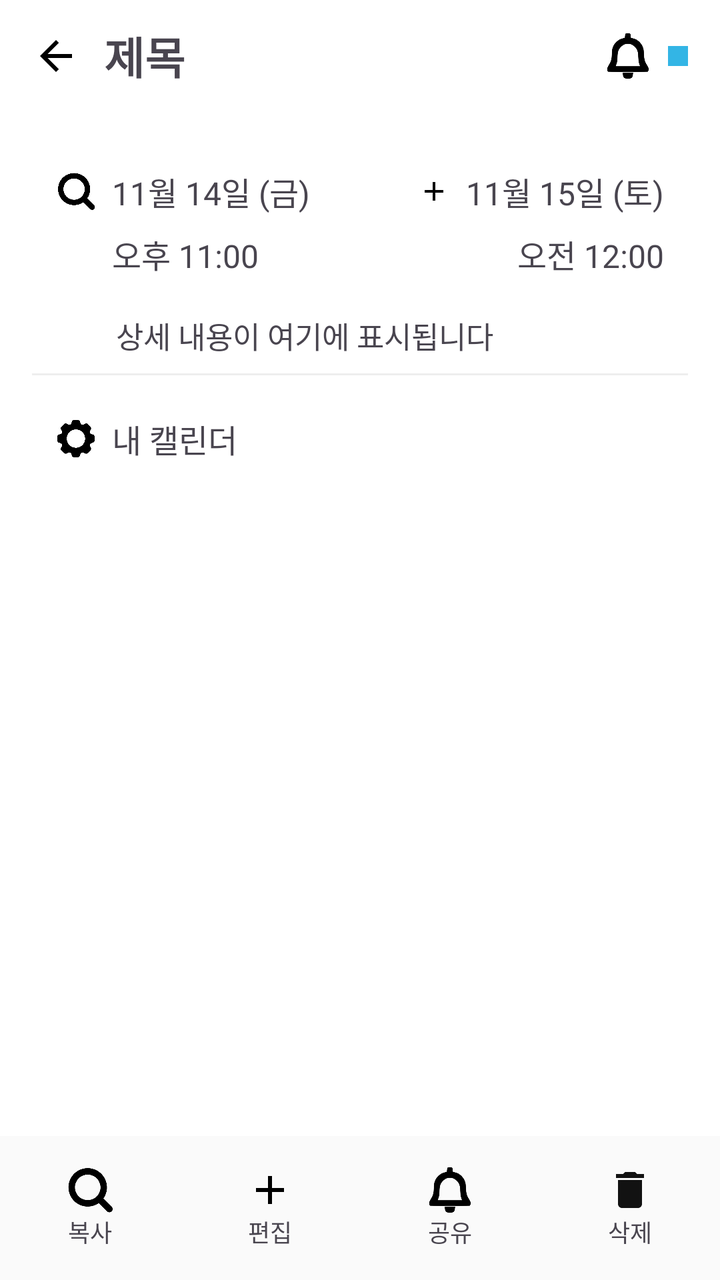
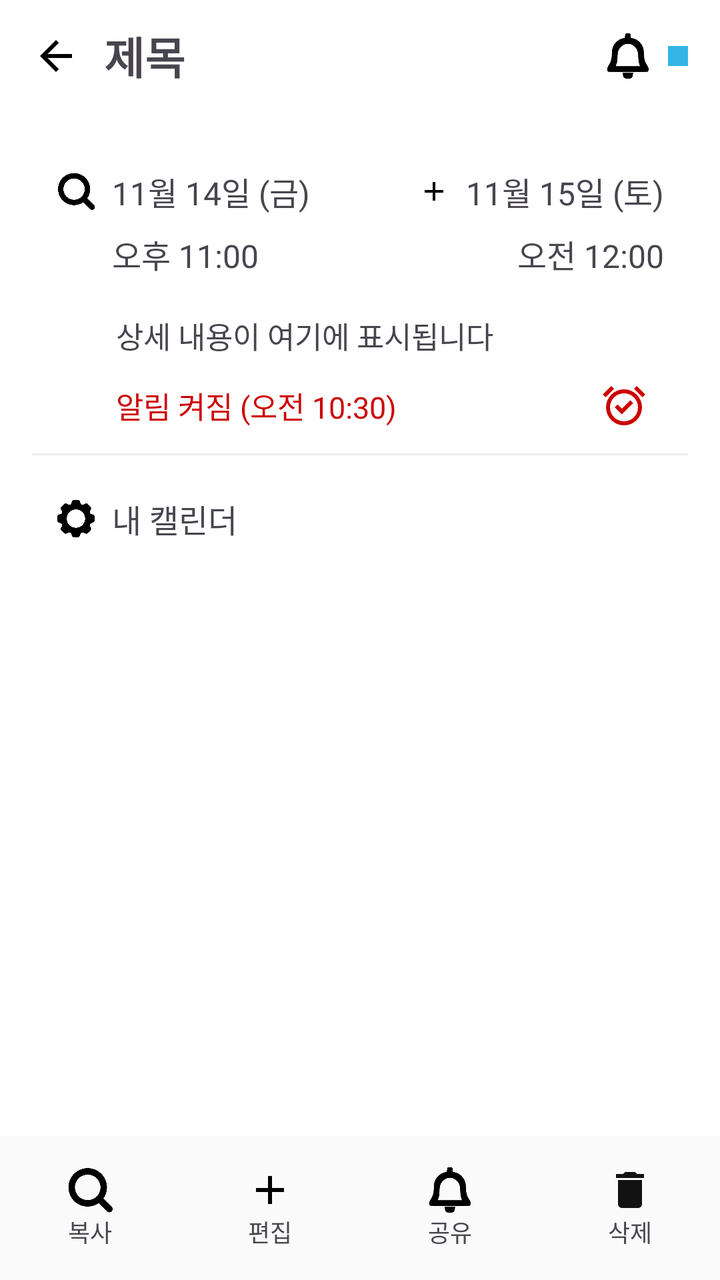

Two renders of the same Android screen: before a commit and after it. Below are the layout's source before the change and the commit's diff.
<!-- AndroidManifest.xml: application theme Theme.MyApplication -->
<!-- res/layout/activity_event_detail.xml -->
<?xml version="1.0" encoding="utf-8"?>
<androidx.constraintlayout.widget.ConstraintLayout
    xmlns:android="http://schemas.android.com/apk/res/android"
    xmlns:app="http://schemas.android.com/apk/res-auto"
    android:layout_width="match_parent"
    android:layout_height="match_parent"
    android:background="@android:color/white">

    
    <LinearLayout
        android:id="@+id/topBar"
        android:layout_width="0dp"
        android:layout_height="56dp"
        android:orientation="horizontal"
        android:gravity="center_vertical"
        android:paddingStart="12dp"
        android:paddingEnd="12dp"
        app:layout_constraintTop_toTopOf="parent"
        app:layout_constraintStart_toStartOf="parent"
        app:layout_constraintEnd_toEndOf="parent">

        <ImageButton
            android:id="@+id/btnBack"
            android:layout_width="32dp"
            android:layout_height="32dp"
            android:background="?attr/selectableItemBackgroundBorderless"
            android:src="@drawable/ic_back"
            android:contentDescription="뒤로가기" />

        <TextView
            android:id="@+id/tvTitle"
            android:layout_width="0dp"
            android:layout_height="wrap_content"
            android:layout_marginStart="8dp"
            android:layout_weight="1"
            android:text="제목"
            android:textSize="22sp"
            android:textStyle="bold"
            android:singleLine="true"
            android:ellipsize="end" />

        <ImageView
            android:id="@+id/ivEmoji"
            android:layout_width="24dp"
            android:layout_height="24dp"
            android:src="@drawable/ic_bell" />

        <View
            android:id="@+id/colorDot"
            android:layout_width="10dp"
            android:layout_height="10dp"
            android:layout_marginStart="8dp"
            android:layout_marginEnd="4dp"
            android:background="@android:color/holo_blue_light" />
    </LinearLayout>

    
    <ScrollView
        android:id="@+id/scrollArea"
        android:layout_width="0dp"
        android:layout_height="0dp"
        app:layout_constraintTop_toBottomOf="@id/topBar"
        app:layout_constraintBottom_toTopOf="@id/bottomBar"
        app:layout_constraintStart_toStartOf="parent"
        app:layout_constraintEnd_toEndOf="parent">

        <LinearLayout
            android:layout_width="match_parent"
            android:layout_height="wrap_content"
            android:orientation="vertical"
            android:padding="16dp">

            
            <LinearLayout
                android:layout_width="match_parent"
                android:layout_height="wrap_content"
                android:orientation="vertical"
                android:padding="12dp">

                
                <LinearLayout
                    android:layout_width="match_parent"
                    android:layout_height="wrap_content"
                    android:orientation="horizontal"
                    android:gravity="center_vertical">

                    <ImageView
                        android:layout_width="20dp"
                        android:layout_height="20dp"
                        android:src="@drawable/ic_search"
                        android:contentDescription="시간" />

                    <TextView
                        android:id="@+id/tvStartDate"
                        android:layout_width="0dp"
                        android:layout_height="wrap_content"
                        android:layout_weight="1"
                        android:layout_marginStart="8dp"
                        android:text="11월 14일 (금)"
                        android:textSize="16sp" />

                    <ImageView
                        android:layout_width="16dp"
                        android:layout_height="16dp"
                        android:src="@drawable/ic_add" />

                    <TextView
                        android:id="@+id/tvEndDate"
                        android:layout_width="wrap_content"
                        android:layout_height="wrap_content"
                        android:layout_marginStart="8dp"
                        android:text="11월 15일 (토)"
                        android:textSize="16sp" />
                </LinearLayout>

                
                <LinearLayout
                    android:layout_width="match_parent"
                    android:layout_height="wrap_content"
                    android:orientation="horizontal"
                    android:paddingTop="8dp">

                    <View
                        android:layout_width="20dp"
                        android:layout_height="1dp" />

                    <TextView
                        android:id="@+id/tvStartTime"
                        android:layout_width="0dp"
                        android:layout_height="wrap_content"
                        android:layout_weight="1"
                        android:layout_marginStart="8dp"
                        android:text="오후 11:00"
                        android:textSize="16sp" />

                    <View
                        android:layout_width="16dp"
                        android:layout_height="1dp" />

                    <TextView
                        android:id="@+id/tvEndTime"
                        android:layout_width="wrap_content"
                        android:layout_height="wrap_content"
                        android:layout_marginStart="8dp"
                        android:text="오전 12:00"
                        android:textSize="16sp" />
                </LinearLayout>
            </LinearLayout>

            
            <TextView
                android:id="@+id/tvDetail"
                android:layout_width="match_parent"
                android:layout_height="wrap_content"
                android:layout_marginTop="6dp"
                android:paddingStart="42dp"
                android:paddingEnd="16dp"
                android:text="상세 내용이 여기에 표시됩니다"
                android:textSize="15sp"
                android:lineSpacingExtra="2dp"
                android:maxLines="5"
                android:ellipsize="end" />

            
            <View
                android:layout_width="match_parent"
                android:layout_height="1dp"
                android:background="#EEEEEE"
                android:layout_marginTop="8dp"
                android:layout_marginBottom="8dp"/>

            
            <LinearLayout
                android:layout_width="match_parent"
                android:layout_height="wrap_content"
                android:orientation="horizontal"
                android:gravity="center_vertical"
                android:padding="12dp">

                <ImageView
                    android:layout_width="20dp"
                    android:layout_height="20dp"
                    android:src="@drawable/ic_setting"
                    android:contentDescription="캘린더" />

                <TextView
                    android:id="@+id/tvCalendarName"
                    android:layout_width="wrap_content"
                    android:layout_height="wrap_content"
                    android:layout_marginStart="8dp"
                    android:text="내 캘린더"
                    android:textSize="16sp" />
            </LinearLayout>

        </LinearLayout>
    </ScrollView>

    
    <LinearLayout
        android:id="@+id/bottomBar"
        android:layout_width="0dp"
        android:layout_height="72dp"
        android:orientation="horizontal"
        android:background="#FAFAFA"
        android:gravity="center"
        app:layout_constraintBottom_toBottomOf="parent"
        app:layout_constraintStart_toStartOf="parent"
        app:layout_constraintEnd_toEndOf="parent">

        <LinearLayout
            android:id="@+id/btnCopy"
            android:layout_width="0dp"
            android:layout_height="match_parent"
            android:layout_weight="1"
            android:orientation="vertical"
            android:gravity="center"
            android:clickable="true"
            android:foreground="?attr/selectableItemBackgroundBorderless">

            <ImageView
                android:layout_width="24dp"
                android:layout_height="24dp"
                android:src="@drawable/ic_search" />

            <TextView
                android:layout_width="wrap_content"
                android:layout_height="wrap_content"
                android:text="복사"
                android:textSize="12sp" />
        </LinearLayout>

        <LinearLayout
            android:id="@+id/btnEdit"
            android:layout_width="0dp"
            android:layout_height="match_parent"
            android:layout_weight="1"
            android:orientation="vertical"
            android:gravity="center"
            android:clickable="true"
            android:foreground="?attr/selectableItemBackgroundBorderless">

            <ImageView
                android:layout_width="24dp"
                android:layout_height="24dp"
                android:src="@drawable/ic_add" />

            <TextView
                android:layout_width="wrap_content"
                android:layout_height="wrap_content"
                android:text="편집"
                android:textSize="12sp" />
        </LinearLayout>

        <LinearLayout
            android:id="@+id/btnShare"
            android:layout_width="0dp"
            android:layout_height="match_parent"
            android:layout_weight="1"
            android:orientation="vertical"
            android:gravity="center"
            android:clickable="true"
            android:foreground="?attr/selectableItemBackgroundBorderless">

            <ImageView
                android:layout_width="24dp"
                android:layout_height="24dp"
                android:src="@drawable/ic_bell" />

            <TextView
                android:layout_width="wrap_content"
                android:layout_height="wrap_content"
                android:text="공유"
                android:textSize="12sp" />
        </LinearLayout>

        <LinearLayout
            android:id="@+id/btnDelete"
            android:layout_width="0dp"
            android:layout_height="match_parent"
            android:layout_weight="1"
            android:orientation="vertical"
            android:gravity="center"
            android:clickable="true"
            android:foreground="?attr/selectableItemBackgroundBorderless">

            <ImageView
                android:layout_width="24dp"
                android:layout_height="24dp"
                android:src="@drawable/baseline_delete_24" />

            <TextView
                android:layout_width="wrap_content"
                android:layout_height="wrap_content"
                android:text="삭제"
                android:textSize="12sp" />
        </LinearLayout>

    </LinearLayout>

</androidx.constraintlayout.widget.ConstraintLayout>
<!-- resources referenced by this layout -->
<resources>
  <!-- drawable baseline_delete_24 (drawable) -->
  <vector xmlns:android="http://schemas.android.com/apk/res/android" android:alpha="0.93" android:height="24dp" android:tint="#000000" android:viewportHeight="24" android:viewportWidth="24" android:width="24dp">
        
      <path android:fillColor="@android:color/white" android:pathData="M6,19c0,1.1 0.9,2 2,2h8c1.1,0 2,-0.9 2,-2V7H6v12zM19,4h-3.5l-1,-1h-5l-1,1H5v2h14V4z"/>
      
  </vector>
  <!-- drawable ic_add (drawable) -->
  <vector xmlns:android="http://schemas.android.com/apk/res/android" android:height="24dp" android:tint="#000000" android:viewportHeight="24" android:viewportWidth="24" android:width="24dp">
        
      <path android:fillColor="@android:color/white" android:pathData="M19,13h-6v6h-2v-6H5v-2h6V5h2v6h6v2z"/>
      
  </vector>
  <!-- drawable ic_back (drawable) -->
  <vector xmlns:android="http://schemas.android.com/apk/res/android" android:autoMirrored="true" android:height="24dp" android:tint="#000000" android:viewportHeight="960" android:viewportWidth="960" android:width="24dp">
        
      <path android:fillColor="@android:color/white" android:pathData="M313,520L537,744L480,800L160,480L480,160L537,216L313,440L800,440L800,520L313,520Z"/>
      
  </vector>
  <!-- drawable ic_bell: png bitmap (drawable, 9309 bytes) -->
  <!-- drawable ic_search: png bitmap (drawable, 11589 bytes) -->
  <!-- drawable ic_setting: png bitmap (drawable, 9975 bytes) -->
  <style name="Theme.MyApplication" parent="Theme.Material3.DayNight.NoActionBar">
          
      </style>
</resources>

<!-- the commit's change to res/layout/activity_event_detail.xml (unified diff, before → after) -->
@@ -6,7 +6,6 @@
     android:layout_height="match_parent"
     android:background="@android:color/white">
 
-    
     <LinearLayout
         android:id="@+id/topBar"
         android:layout_width="0dp"
@@ -54,7 +53,6 @@
             android:background="@android:color/holo_blue_light" />
     </LinearLayout>
 
-    
     <ScrollView
         android:id="@+id/scrollArea"
         android:layout_width="0dp"
@@ -70,14 +68,12 @@
             android:orientation="vertical"
             android:padding="16dp">
 
-            
             <LinearLayout
                 android:layout_width="match_parent"
                 android:layout_height="wrap_content"
                 android:orientation="vertical"
                 android:padding="12dp">
 
-                
                 <LinearLayout
                     android:layout_width="match_parent"
                     android:layout_height="wrap_content"
@@ -113,8 +109,8 @@
                         android:textSize="16sp" />
                 </LinearLayout>
 
-                
                 <LinearLayout
+                    android:id="@+id/timeLine"
                     android:layout_width="match_parent"
                     android:layout_height="wrap_content"
                     android:orientation="horizontal"
@@ -147,7 +143,6 @@
                 </LinearLayout>
             </LinearLayout>
 
-            
             <TextView
                 android:id="@+id/tvDetail"
                 android:layout_width="match_parent"
@@ -161,7 +156,34 @@
                 android:maxLines="5"
                 android:ellipsize="end" />
 
-            
+            <LinearLayout
+                android:id="@+id/layoutAlarmSetting"
+                android:layout_width="match_parent"
+                android:layout_height="wrap_content"
+                android:orientation="horizontal"
+                android:gravity="center_vertical"
+                android:layout_marginTop="8dp"
+                android:paddingStart="42dp"
+                android:paddingEnd="16dp">
+
+                <TextView
+                    android:id="@+id/tvAlarmInfo"
+                    android:layout_width="295dp"
+                    android:layout_height="wrap_content"
+                    android:layout_weight="1"
+                    android:text="알림 켜짐 (오전 10:30)"
+                    android:textColor="@android:color/holo_red_dark"
+                    android:textSize="15sp" />
+
+                <ImageButton
+                    android:id="@+id/btnAlarmToggle"
+                    android:layout_width="32dp"
+                    android:layout_height="32dp"
+                    android:background="?attr/selectableItemBackgroundBorderless"
+                    android:contentDescription="알림 끄기 켜기"
+                    android:src="@drawable/outline_alarm_on_24"
+                    app:tint="@android:color/holo_red_dark" />
+            </LinearLayout>
             <View
                 android:layout_width="match_parent"
                 android:layout_height="1dp"
@@ -169,7 +191,6 @@
                 android:layout_marginTop="8dp"
                 android:layout_marginBottom="8dp"/>
 
-            
             <LinearLayout
                 android:layout_width="match_parent"
                 android:layout_height="wrap_content"
@@ -195,7 +216,6 @@
         </LinearLayout>
     </ScrollView>
 
-    
     <LinearLayout
         android:id="@+id/bottomBar"
         android:layout_width="0dp"
<!-- resource entries referenced after the edit -->
@@ -21,6 +21,12 @@
   <!-- drawable ic_bell: png bitmap (drawable, 9309 bytes) -->
   <!-- drawable ic_search: png bitmap (drawable, 11589 bytes) -->
   <!-- drawable ic_setting: png bitmap (drawable, 9975 bytes) -->
+  <!-- drawable outline_alarm_on_24 (drawable) -->
+  <vector xmlns:android="http://schemas.android.com/apk/res/android" android:height="24dp" android:tint="#3C488B" android:viewportHeight="960" android:viewportWidth="960" android:width="24dp">
+        
+      <path android:fillColor="@android:color/white" android:pathData="M438,662L664,436L607,379L438,548L353,463L296,520L438,662ZM480,880Q405,880 339.5,851.5Q274,823 225.5,774.5Q177,726 148.5,660.5Q120,595 120,520Q120,445 148.5,379.5Q177,314 225.5,265.5Q274,217 339.5,188.5Q405,160 480,160Q555,160 620.5,188.5Q686,217 734.5,265.5Q783,314 811.5,379.5Q840,445 840,520Q840,595 811.5,660.5Q783,726 734.5,774.5Q686,823 620.5,851.5Q555,880 480,880ZM480,520Q480,520 480,520Q480,520 480,520Q480,520 480,520Q480,520 480,520Q480,520 480,520Q480,520 480,520Q480,520 480,520Q480,520 480,520ZM224,94L280,150L110,320L54,264L224,94ZM736,94L906,264L850,320L680,150L736,94ZM480,800Q597,800 678.5,718.5Q760,637 760,520Q760,403 678.5,321.5Q597,240 480,240Q363,240 281.5,321.5Q200,403 200,520Q200,637 281.5,718.5Q363,800 480,800Z"/>
+      
+  </vector>
   <style name="Theme.MyApplication" parent="Theme.Material3.DayNight.NoActionBar">
           
       </style>
